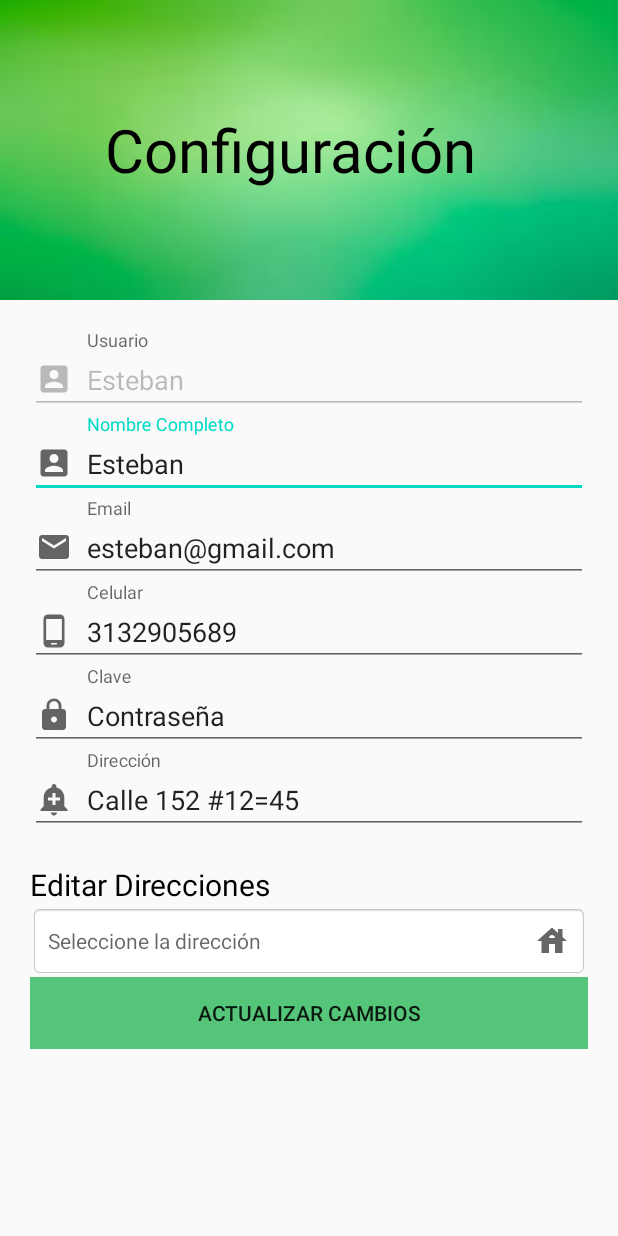
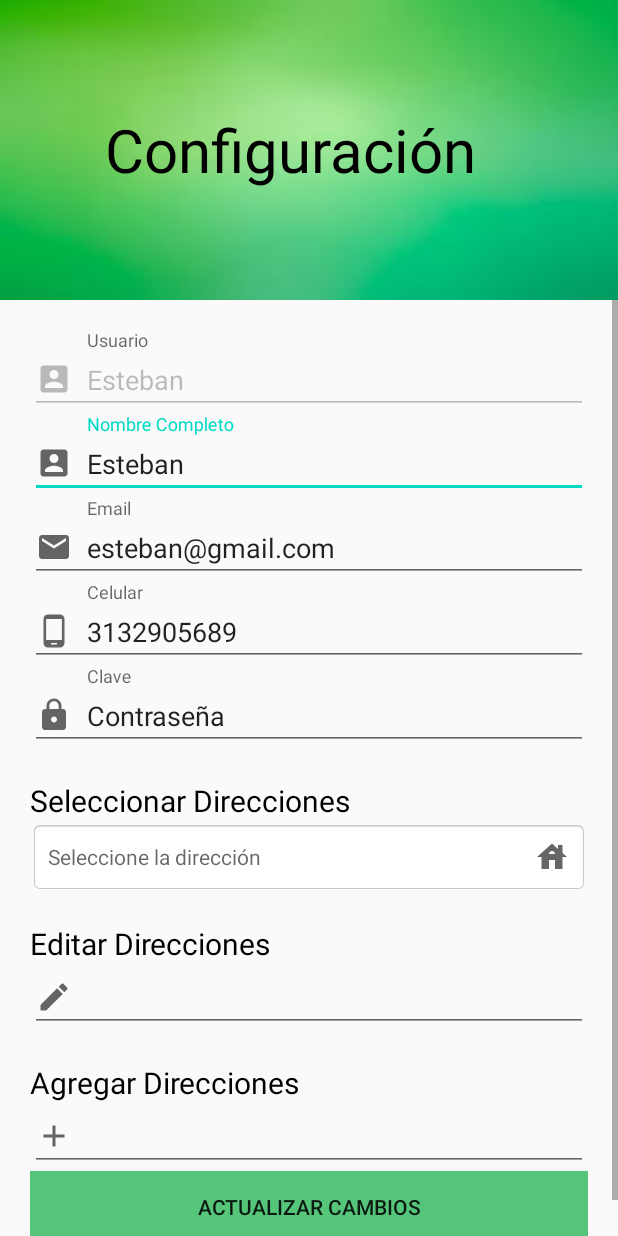
Before and after one commit to estebancasas9817/SecureBike, an Android app: the layout activity_configuracion.xml on its own in the app's theme, with its tools: preview values and no code run, on a phone screen of 412 x 824 dp. Run offline under Robolectric (Android 15) with nearby library versions, the phone set to English and light mode, and no system bars.

Commit message:
Bug Pantalla Configuracion Listo

```diff
--- a/app/src/main/java/com/company/securebike/Login.java
+++ b/app/src/main/java/com/company/securebike/Login.java
@@ -78,7 +78,7 @@ public class Login extends AppCompatActivity {
                                     if (correos.equals(email)){
 
                                         if(claves.equals(password)){
-                                            int cel = snapshot.child(usuario).child("celular").getValue(Integer.class);
+                                            String cel = snapshot.child(usuario).child("celular").getValue(String.class);
                                             String direccion = snapshot.child(usuario).child("direccion").getValue(String.class);
                                             String nombre = snapshot.child(usuario).child("nombre").getValue(String.class);
 
--- a/app/src/main/java/com/company/securebike/Registro.java
+++ b/app/src/main/java/com/company/securebike/Registro.java
@@ -61,7 +61,7 @@ public class Registro extends AppCompatActivity {
                 final String dir = direccion.getText().toString();
 
                 if(validarUsuario() && validarNombre() && validarEmail() && validarTel() && validarClave() && validarDireccion()){
-                    UsuarioAux usuarioAux = new UsuarioAux(usuarios,nombres,email,Integer.valueOf(cel),password,dir);
+                    UsuarioAux usuarioAux = new UsuarioAux(usuarios,nombres,email,cel,password,dir);
                     databaseReference.child(usuarios).setValue(usuarioAux);
 
                     firebaseAuth = FirebaseAuth.getInstance();
--- /dev/null
+++ b/app/src/main/res/drawable/ic_baseline_add_24.xml
@@ -0,0 +1,10 @@
+<vector xmlns:android="http://schemas.android.com/apk/res/android"
+    android:width="24dp"
+    android:height="24dp"
+    android:viewportWidth="24"
+    android:viewportHeight="24"
+    android:tint="?attr/colorControlNormal">
+  <path
+      android:fillColor="@android:color/white"
+      android:pathData="M19,13h-6v6h-2v-6H5v-2h6V5h2v6h6v2z"/>
+</vector>
--- /dev/null
+++ b/app/src/main/res/drawable/ic_edit.xml
@@ -0,0 +1,10 @@
+<vector xmlns:android="http://schemas.android.com/apk/res/android"
+    android:width="24dp"
+    android:height="24dp"
+    android:viewportWidth="24"
+    android:viewportHeight="24"
+    android:tint="?attr/colorControlNormal">
+  <path
+      android:fillColor="@android:color/white"
+      android:pathData="M3,17.25V21h3.75L17.81,9.94l-3.75,-3.75L3,17.25zM20.71,7.04c0.39,-0.39 0.39,-1.02 0,-1.41l-2.34,-2.34c-0.39,-0.39 -1.02,-0.39 -1.41,0l-1.83,1.83 3.75,3.75 1.83,-1.83z"/>
+</vector>
--- a/app/src/main/res/layout/activity_configuracion.xml
+++ b/app/src/main/res/layout/activity_configuracion.xml
@@ -115,26 +115,10 @@
 
             </com.google.android.material.textfield.TextInputLayout>
 
-            <com.google.android.material.textfield.TextInputLayout
-                android:layout_width="match_parent"
-                android:layout_height="wrap_content"
-                android:hint="Dirección">
-
-                <EditText
-                    android:layout_width= "match_parent"
-                    android:layout_height= "wrap_content"
-                    android:drawableLeft="@drawable/ic_sos"
-                    android:drawablePadding="10dp"
-                    android:id="@+id/configuracionDireccion"
-
-                    android:text="Calle 152 #12=45"/>
-
-            </com.google.android.material.textfield.TextInputLayout>
-
             <TextView
                 android:layout_width="match_parent"
                 android:layout_height="wrap_content"
-                android:text="Editar Direcciones"
+                android:text="Seleccionar Direcciones"
                 android:textColor="#000"
                 android:textSize="20dp"
                 android:layout_marginTop="20dp"/>
@@ -151,6 +135,40 @@
                 android:background="@android:drawable/editbox_background"
                 app:drawableRightCompat="@drawable/ic_house"
                 android:drawableRight="@drawable/ic_house" />
+
+            <TextView
+                android:layout_width="match_parent"
+                android:layout_height="wrap_content"
+                android:text="Editar Direcciones"
+                android:textColor="#000"
+                android:textSize="20dp"
+                android:layout_marginTop="20dp"/>
+
+            <EditText
+                android:layout_width= "match_parent"
+                android:layout_height= "wrap_content"
+                android:drawableLeft="@drawable/ic_edit"
+                android:drawablePadding="10dp"
+                android:id="@+id/editarDireccion"
+
+                android:text=""/>
+
+            <TextView
+                android:layout_width="match_parent"
+                android:layout_height="wrap_content"
+                android:text="Agregar Direcciones"
+                android:textColor="#000"
+                android:textSize="20dp"
+                android:layout_marginTop="20dp"/>
+
+            <EditText
+                android:layout_width= "match_parent"
+                android:layout_height= "wrap_content"
+                android:drawableLeft="@drawable/ic_baseline_add_24"
+                android:drawablePadding="10dp"
+                android:id="@+id/agregarDireccion"
+
+                android:text=""/>
 
             <Button
                 android:background="#55c57a"
```
Also changed, not shown: app/src/main/java/com/company/securebike/Configuracion.java (+53 -16 lines), app/src/main/java/com/company/securebike/auxiliares/UsuarioAux.java (+4 -4 lines).
